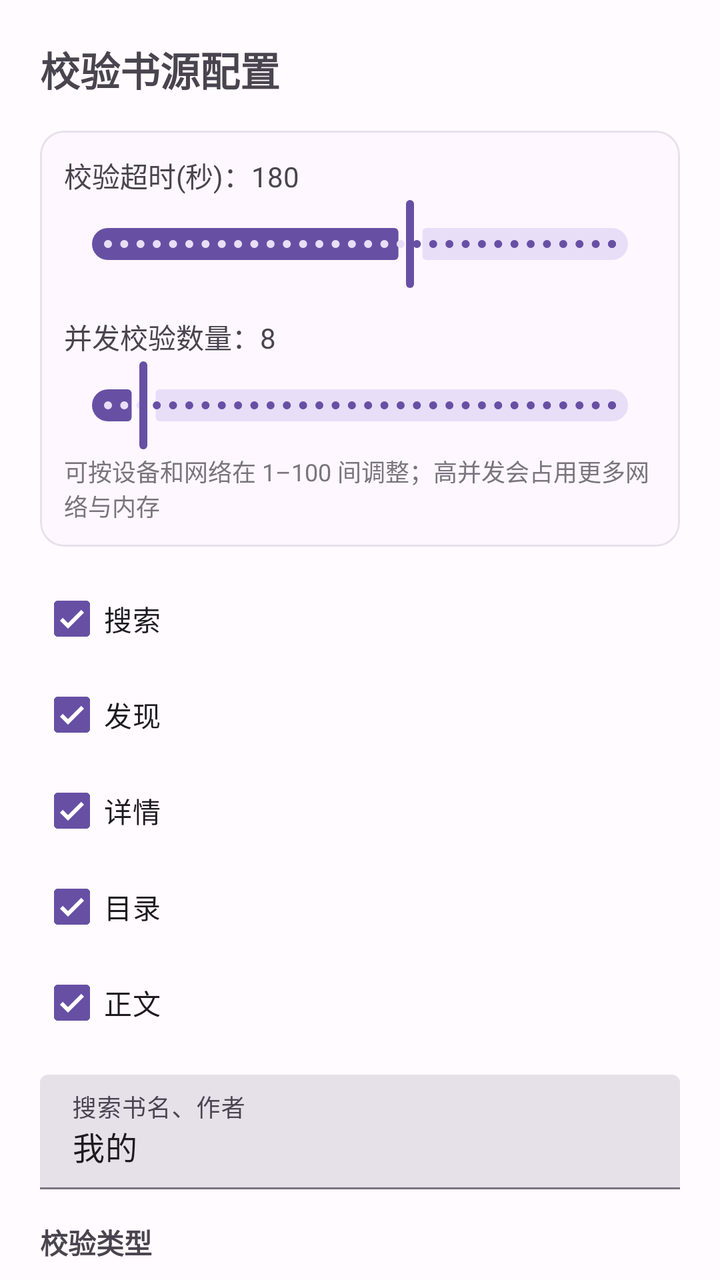
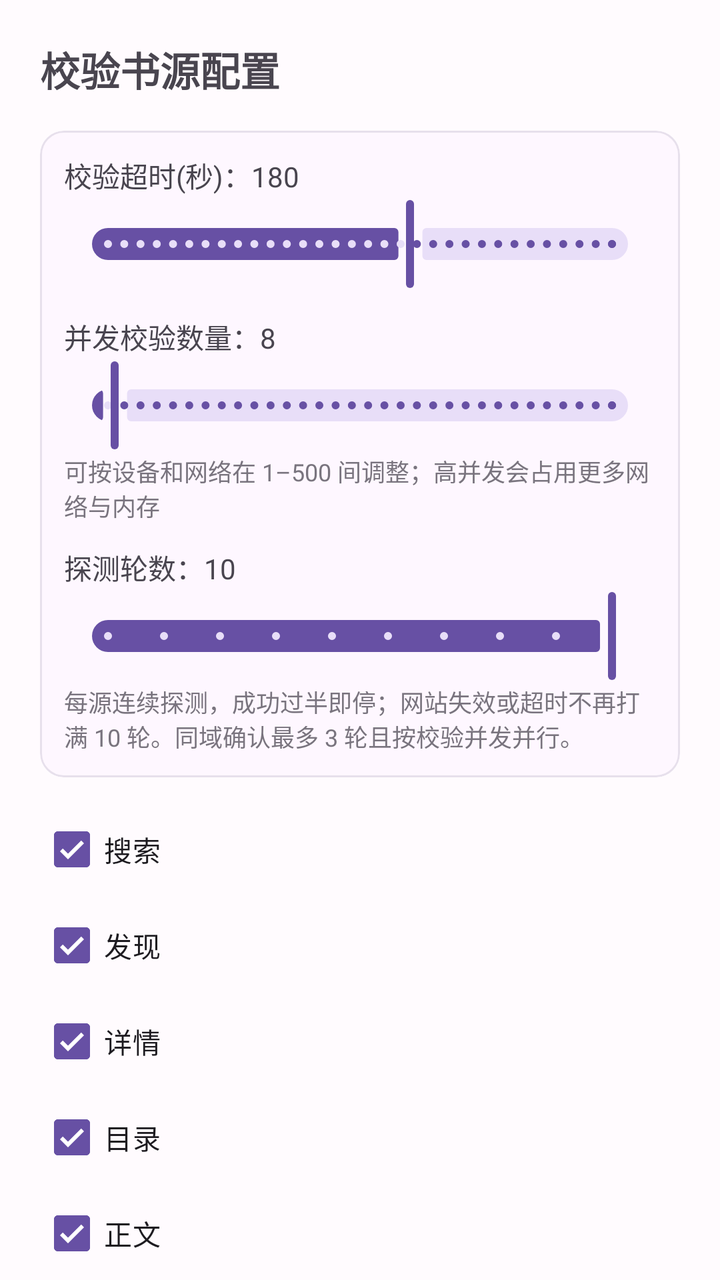

Compare the two renders of this Android layout. The source of the first and the diff that turns it into the second are given below.
<!-- AndroidManifest.xml: application theme Theme.YueduDedupe -->
<!-- res/layout/dialog_check_source.xml -->
<?xml version="1.0" encoding="utf-8"?>
<androidx.core.widget.NestedScrollView xmlns:android="http://schemas.android.com/apk/res/android"
    xmlns:app="http://schemas.android.com/apk/res-auto"
    android:layout_width="match_parent"
    android:layout_height="wrap_content"
    android:fillViewport="true">

    <LinearLayout
        android:layout_width="match_parent"
        android:layout_height="wrap_content"
        android:orientation="vertical"
        android:padding="20dp">

        <TextView
            android:layout_width="match_parent"
            android:layout_height="wrap_content"
            android:text="@string/check_source_config"
            android:textSize="20sp"
            android:textStyle="bold" />

        <com.google.android.material.card.MaterialCardView
            android:layout_width="match_parent"
            android:layout_height="wrap_content"
            android:layout_marginTop="16dp"
            app:cardElevation="0dp"
            app:strokeWidth="1dp"
            app:strokeColor="@color/md_theme_surface_variant">

            <LinearLayout
                android:layout_width="match_parent"
                android:layout_height="wrap_content"
                android:orientation="vertical"
                android:padding="12dp">

                <TextView
                    android:id="@+id/tvTimeoutLabel"
                    android:layout_width="match_parent"
                    android:layout_height="wrap_content"
                    android:text="校验超时(秒)：180" />

                <com.google.android.material.slider.Slider
                    android:id="@+id/sliderTimeout"
                    android:layout_width="match_parent"
                    android:layout_height="wrap_content"
                    android:valueFrom="0"
                    android:valueTo="300"
                    android:stepSize="1"
                    android:value="180" />

                <TextView
                    android:id="@+id/tvCheckConcurrencyLabel"
                    android:layout_width="match_parent"
                    android:layout_height="wrap_content"
                    android:layout_marginTop="12dp"
                    android:text="并发校验数量：8" />

                <com.google.android.material.slider.Slider
                    android:id="@+id/sliderCheckConcurrency"
                    android:layout_width="match_parent"
                    android:layout_height="wrap_content"
                    android:valueFrom="1"
                    android:valueTo="100"
                    android:stepSize="1"
                    android:value="8" />

                <TextView
                    android:layout_width="match_parent"
                    android:layout_height="wrap_content"
                    android:text="可按设备和网络在 1–100 间调整；高并发会占用更多网络与内存"
                    android:textColor="@color/md_theme_outline"
                    android:textSize="12sp" />
            </LinearLayout>
        </com.google.android.material.card.MaterialCardView>

        <com.google.android.material.checkbox.MaterialCheckBox
            android:id="@+id/cbSearch"
            android:layout_width="match_parent"
            android:layout_height="wrap_content"
            android:layout_marginTop="12dp"
            android:checked="true"
            android:text="@string/search" />

        <com.google.android.material.checkbox.MaterialCheckBox
            android:id="@+id/cbDiscovery"
            android:layout_width="match_parent"
            android:layout_height="wrap_content"
            android:checked="true"
            android:text="@string/discovery" />

        <com.google.android.material.checkbox.MaterialCheckBox
            android:id="@+id/cbInfo"
            android:layout_width="match_parent"
            android:layout_height="wrap_content"
            android:checked="true"
            android:text="@string/source_tab_info" />

        <com.google.android.material.checkbox.MaterialCheckBox
            android:id="@+id/cbCategory"
            android:layout_width="match_parent"
            android:layout_height="wrap_content"
            android:checked="true"
            android:text="@string/chapter_list" />

        <com.google.android.material.checkbox.MaterialCheckBox
            android:id="@+id/cbContent"
            android:layout_width="match_parent"
            android:layout_height="wrap_content"
            android:checked="true"
            android:text="@string/source_tab_content" />

        <com.google.android.material.textfield.TextInputLayout
            android:id="@+id/tilCheckKeyword"
            style="@style/Widget.Material3.TextInputLayout.FilledBox"
            android:layout_width="match_parent"
            android:layout_height="wrap_content"
            android:layout_marginTop="12dp"
            android:hint="@string/check_source_keyword"
            app:boxBackgroundMode="filled">

            <com.google.android.material.textfield.TextInputEditText
                android:id="@+id/etCheckKeyword"
                android:layout_width="match_parent"
                android:layout_height="wrap_content"
                android:importantForAutofill="no"
                android:inputType="text"
                android:maxLines="1"
                android:text="@string/check_source_keyword_default" />
        </com.google.android.material.textfield.TextInputLayout>

        <TextView
            android:layout_width="match_parent"
            android:layout_height="wrap_content"
            android:layout_marginTop="16dp"
            android:text="@string/check_source_kinds"
            android:textStyle="bold" />

        <LinearLayout
            android:layout_width="match_parent"
            android:layout_height="wrap_content"
            android:orientation="horizontal">

            <com.google.android.material.checkbox.MaterialCheckBox
                android:id="@+id/cbKindNovel"
                android:layout_width="wrap_content"
                android:layout_height="wrap_content"
                android:layout_marginEnd="8dp"
                android:checked="true"
                android:text="@string/kind_novel" />

            <com.google.android.material.checkbox.MaterialCheckBox
                android:id="@+id/cbKindComic"
                android:layout_width="wrap_content"
                android:layout_height="wrap_content"
                android:layout_marginEnd="8dp"
                android:checked="true"
                android:text="@string/kind_comic" />

            <com.google.android.material.checkbox.MaterialCheckBox
                android:id="@+id/cbKindVideo"
                android:layout_width="wrap_content"
                android:layout_height="wrap_content"
                android:checked="true"
                android:text="@string/kind_video" />
        </LinearLayout>

        <LinearLayout
            android:layout_width="match_parent"
            android:layout_height="wrap_content"
            android:orientation="horizontal">

            <com.google.android.material.checkbox.MaterialCheckBox
                android:id="@+id/cbKindAudio"
                android:layout_width="wrap_content"
                android:layout_height="wrap_content"
                android:layout_marginEnd="8dp"
                android:checked="true"
                android:text="@string/kind_audio" />

            <com.google.android.material.checkbox.MaterialCheckBox
                android:id="@+id/cbKindFile"
                android:layout_width="wrap_content"
                android:layout_height="wrap_content"
                android:checked="true"
                android:text="@string/kind_file" />
        </LinearLayout>

        <LinearLayout
            android:layout_width="match_parent"
            android:layout_height="wrap_content"
            android:layout_marginTop="16dp"
            android:gravity="end"
            android:orientation="horizontal">

            <com.google.android.material.button.MaterialButton
                android:id="@+id/btnReset"
                style="@style/Widget.Material3.Button.TextButton"
                android:layout_width="wrap_content"
                android:layout_height="wrap_content"
                android:text="@string/reset_defaults" />

            <View
                android:layout_width="0dp"
                android:layout_height="0dp"
                android:layout_weight="1" />

            <com.google.android.material.button.MaterialButton
                android:id="@+id/btnCancel"
                style="@style/Widget.Material3.Button.TextButton"
                android:layout_width="wrap_content"
                android:layout_height="wrap_content"
                android:text="@string/cancel" />

            <com.google.android.material.button.MaterialButton
                android:id="@+id/btnOk"
                android:layout_width="wrap_content"
                android:layout_height="wrap_content"
                android:text="@string/ok" />
        </LinearLayout>
    </LinearLayout>
</androidx.core.widget.NestedScrollView>
<!-- resources referenced by this layout -->
<resources>
  <color name="md_theme_outline">#79747E</color>
  <color name="md_theme_surface_variant">#E7E0EC</color>
  <string name="cancel">取消</string>
  <string name="chapter_list">目录</string>
  <string name="check_source_config">校验书源配置</string>
  <string name="check_source_keyword">搜索书名、作者</string>
  <string name="check_source_keyword_default">我的</string>
  <string name="check_source_kinds">校验类型</string>
  <string name="discovery">发现</string>
  <string name="kind_audio">音频</string>
  <string name="kind_comic">漫画</string>
  <string name="kind_file">文件</string>
  <string name="kind_novel">小说</string>
  <string name="kind_video">视频</string>
  <string name="ok">确定</string>
  <string name="reset_defaults">重置默认</string>
  <string name="search">搜索</string>
  <string name="source_tab_content">正文</string>
  <string name="source_tab_info">详情</string>
  <style name="Theme.YueduDedupe" parent="Theme.Material3.Light.NoActionBar">
          <item name="colorPrimary">@color/md_theme_primary</item>
          <item name="colorOnPrimary">@color/md_theme_on_primary</item>
          <item name="colorPrimaryContainer">@color/md_theme_primary_container</item>
          <item name="colorSecondary">@color/md_theme_secondary</item>
          <item name="android:statusBarColor">@color/md_theme_surface</item>
          <item name="android:navigationBarColor">@color/md_theme_surface</item>
          <item name="android:windowLightStatusBar">true</item>
          <item name="android:windowBackground">@color/md_theme_background</item>
      </style>
  <color name="md_theme_primary">#6750A4</color>
  <color name="md_theme_on_primary">#FFFFFF</color>
  <color name="md_theme_primary_container">#EADDFF</color>
  <color name="md_theme_secondary">#625B71</color>
  <color name="md_theme_surface">#FFFBFE</color>
  <color name="md_theme_background">#FFFBFE</color>
</resources>

<!-- the commit's change to res/layout/dialog_check_source.xml (unified diff, before → after) -->
@@ -59,14 +59,37 @@
                     android:layout_width="match_parent"
                     android:layout_height="wrap_content"
                     android:valueFrom="1"
-                    android:valueTo="100"
+                    android:valueTo="500"
                     android:stepSize="1"
                     android:value="8" />
 
                 <TextView
                     android:layout_width="match_parent"
                     android:layout_height="wrap_content"
-                    android:text="可按设备和网络在 1–100 间调整；高并发会占用更多网络与内存"
+                    android:text="可按设备和网络在 1–500 间调整；高并发会占用更多网络与内存"
+                    android:textColor="@color/md_theme_outline"
+                    android:textSize="12sp" />
+
+                <TextView
+                    android:id="@+id/tvProbeRoundsLabel"
+                    android:layout_width="match_parent"
+                    android:layout_height="wrap_content"
+                    android:layout_marginTop="12dp"
+                    android:text="探测轮数：10" />
+
+                <com.google.android.material.slider.Slider
+                    android:id="@+id/sliderProbeRounds"
+                    android:layout_width="match_parent"
+                    android:layout_height="wrap_content"
+                    android:valueFrom="1"
+                    android:valueTo="10"
+                    android:stepSize="1"
+                    android:value="10" />
+
+                <TextView
+                    android:layout_width="match_parent"
+                    android:layout_height="wrap_content"
+                    android:text="每源连续探测，成功过半即停；网站失效或超时不再打满 10 轮。同域确认最多 3 轮且按校验并发并行。"
                     android:textColor="@color/md_theme_outline"
                     android:textSize="12sp" />
             </LinearLayout>
